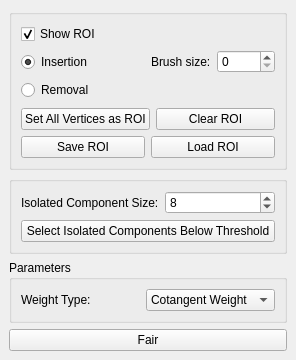
Before: the Qt Designer form Polyhedron/demo/Polyhedron/Fairing_widget.ui in CGAL/cgal, drawn with Qt 5.
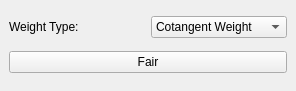
After: the same form once the commit is applied.

```diff
--- a/Polyhedron/demo/Polyhedron/Fairing_widget.ui
+++ b/Polyhedron/demo/Polyhedron/Fairing_widget.ui
@@ -7,7 +7,7 @@
     <x>0</x>
     <y>0</y>
     <width>296</width>
-    <height>360</height>
+    <height>91</height>
    </rect>
   </property>
   <property name="toolTip">
@@ -22,168 +22,6 @@
   <widget class="QWidget" name="dockWidgetContents">
    <layout class="QVBoxLayout" name="verticalLayout">
     <item>
-     <widget class="QGroupBox" name="groupBox_2">
-      <property name="title">
-       <string/>
-      </property>
-      <layout class="QVBoxLayout" name="verticalLayout_6">
-       <item>
-        <widget class="QCheckBox" name="Show_ROI_check_box">
-         <property name="text">
-          <string>Show ROI</string>
-         </property>
-         <property name="checked">
-          <bool>true</bool>
-         </property>
-        </widget>
-       </item>
-       <item>
-        <layout class="QVBoxLayout" name="verticalLayout_2">
-         <item>
-          <layout class="QHBoxLayout" name="horizontalLayout_2">
-           <item>
-            <layout class="QVBoxLayout" name="verticalLayout_3">
-             <item>
-              <widget class="QRadioButton" name="Insertion_radio_button">
-               <property name="text">
-                <string>Insertion</string>
-               </property>
-               <property name="checked">
-                <bool>true</bool>
-               </property>
-              </widget>
-             </item>
-             <item>
-              <widget class="QRadioButton" name="Removal_radio_button">
-               <property name="text">
-                <string>Removal</string>
-               </property>
-              </widget>
-             </item>
-            </layout>
-           </item>
-           <item>
-            <layout class="QVBoxLayout" name="verticalLayout_7">
-             <item>
-              <layout class="QHBoxLayout" name="horizontalLayout_6">
-               <item>
-                <widget class="QLabel" name="label">
-                 <property name="text">
-                  <string>Brush size:</string>
-                 </property>
-                </widget>
-               </item>
-               <item>
-                <widget class="QSpinBox" name="Brush_size_spin_box"/>
-               </item>
-              </layout>
-             </item>
-             <item>
-              <spacer name="verticalSpacer">
-               <property name="orientation">
-                <enum>Qt::Vertical</enum>
-               </property>
-               <property name="sizeHint" stdset="0">
-                <size>
-                 <width>20</width>
-                 <height>40</height>
-                </size>
-               </property>
-              </spacer>
-             </item>
-            </layout>
-           </item>
-          </layout>
-         </item>
-         <item>
-          <layout class="QHBoxLayout" name="horizontalLayout_3">
-           <item>
-            <widget class="QPushButton" name="Set_all_vertices_button">
-             <property name="text">
-              <string>Set All Vertices as ROI</string>
-             </property>
-            </widget>
-           </item>
-           <item>
-            <widget class="QPushButton" name="Clear_ROI_button">
-             <property name="text">
-              <string>Clear ROI</string>
-             </property>
-            </widget>
-           </item>
-          </layout>
-         </item>
-        </layout>
-       </item>
-       <item>
-        <layout class="QHBoxLayout" name="horizontalLayout">
-         <item>
-          <widget class="QPushButton" name="Save_ROI_button">
-           <property name="text">
-            <string>Save ROI</string>
-           </property>
-          </widget>
-         </item>
-         <item>
-          <widget class="QPushButton" name="Load_ROI_button">
-           <property name="text">
-            <string>Load ROI</string>
-           </property>
-          </widget>
-         </item>
-        </layout>
-       </item>
-      </layout>
-     </widget>
-    </item>
-    <item>
-     <widget class="QGroupBox" name="groupBox">
-      <property name="title">
-       <string/>
-      </property>
-      <layout class="QVBoxLayout" name="verticalLayout_8">
-       <item>
-        <layout class="QVBoxLayout" name="verticalLayout_4">
-         <item>
-          <layout class="QHBoxLayout" name="horizontalLayout_5">
-           <item>
-            <widget class="QLabel" name="label_3">
-             <property name="text">
-              <string>Isolated Component Size:</string>
-             </property>
-            </widget>
-           </item>
-           <item>
-            <widget class="QSpinBox" name="Threshold_size_spin_box">
-             <property name="maximum">
-              <number>999999999</number>
-             </property>
-             <property name="value">
-              <number>8</number>
-             </property>
-            </widget>
-           </item>
-          </layout>
-         </item>
-         <item>
-          <widget class="QPushButton" name="Select_isolated_components_button">
-           <property name="text">
-            <string>Select Isolated Components Below Threshold</string>
-           </property>
-          </widget>
-         </item>
-        </layout>
-       </item>
-      </layout>
-     </widget>
-    </item>
-    <item>
-     <widget class="QGroupBox" name="groupBox_3">
-      <property name="title">
-       <string>Parameters</string>
-      </property>
-      <layout class="QVBoxLayout" name="verticalLayout_5">
-       <item>
         <layout class="QHBoxLayout" name="horizontalLayout_4">
          <item>
           <widget class="QLabel" name="label_2">
@@ -210,9 +48,6 @@
           </widget>
          </item>
         </layout>
-       </item>
-      </layout>
-     </widget>
     </item>
     <item>
      <widget class="QPushButton" name="Fair_button">
```
Lines whose indentation alone changed are shown as unchanged.
